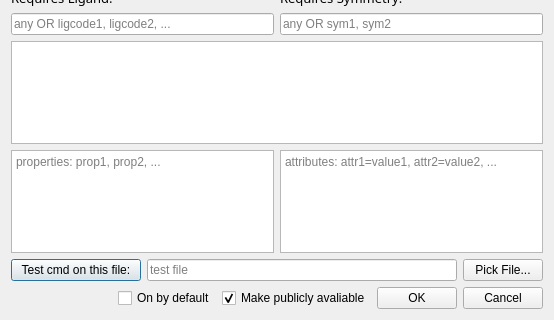
Qt form ipd/ppp/plugin/ppppp/gui_new_pymolcmd.ui (baker-laboratory/ipd) before a commit; both pictures show x 0 to 554 and y 304 to 624 of the 554 by 624 pixel window.
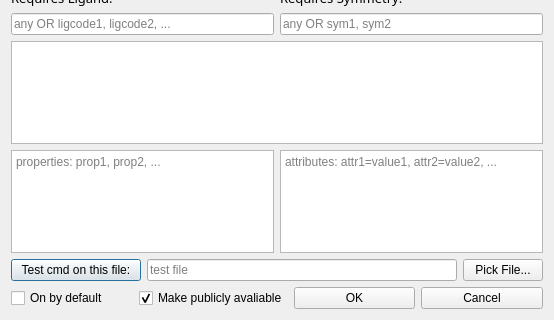
The same form after that commit.

```diff
--- a/ipd/ppp/plugin/ppppp/gui_new_pymolcmd.ui
+++ b/ipd/ppp/plugin/ppppp/gui_new_pymolcmd.ui
@@ -204,45 +204,6 @@
      </item>
      <item>
       <layout class="QHBoxLayout" name="horizontalLayout">
-       <item>
-        <spacer name="horizontalSpacer_3">
-         <property name="orientation">
-          <enum>Qt::Horizontal</enum>
-         </property>
-         <property name="sizeHint" stdset="0">
-          <size>
-           <width>40</width>
-           <height>20</height>
-          </size>
-         </property>
-        </spacer>
-       </item>
-       <item>
-        <spacer name="horizontalSpacer_2">
-         <property name="orientation">
-          <enum>Qt::Horizontal</enum>
-         </property>
-         <property name="sizeHint" stdset="0">
-          <size>
-           <width>40</width>
-           <height>20</height>
-          </size>
-         </property>
-        </spacer>
-       </item>
-       <item>
-        <spacer name="horizontalSpacer">
-         <property name="orientation">
-          <enum>Qt::Horizontal</enum>
-         </property>
-         <property name="sizeHint" stdset="0">
-          <size>
-           <width>40</width>
-           <height>20</height>
-          </size>
-         </property>
-        </spacer>
-       </item>
        <item>
         <widget class="QCheckBox" name="onstart">
          <property name="text">
```
